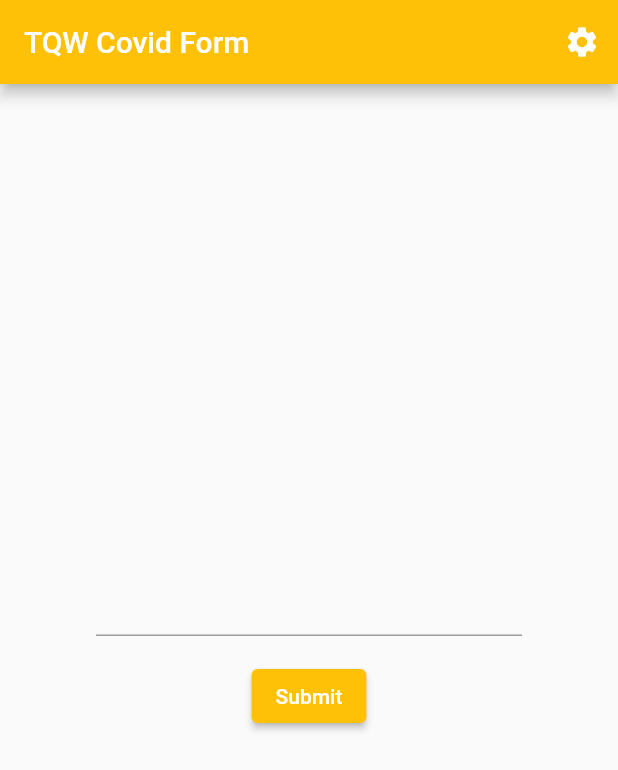
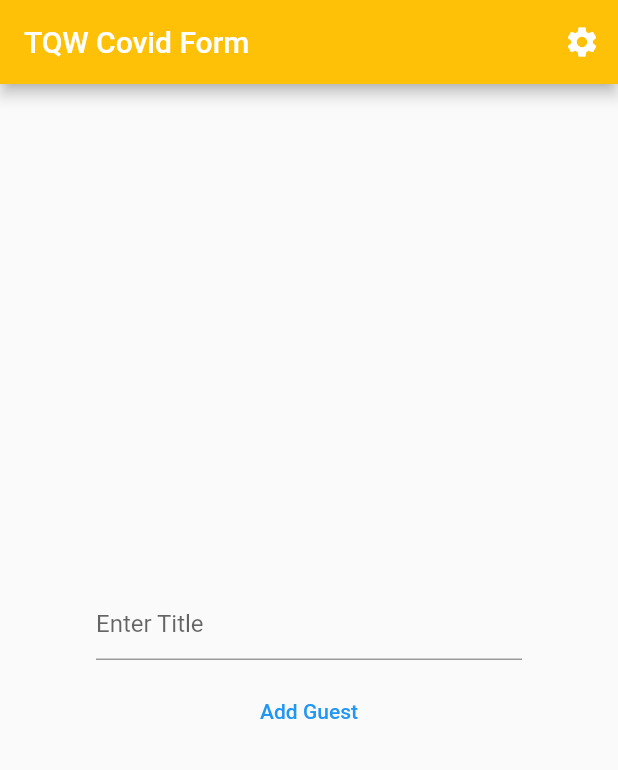
Before and after one commit to timokz/covidforms, a Flutter app: the screen it shows after launch, on a phone screen of 412 x 824 dp. Shown: the top 770 px of the screen. Run offline on Flutter 3.47's test engine with Material 2 defaults, Android fonts, the phone set to English and light mode, and no system bars; our stand-ins replace cloud_firestore, firebase_core; missing offline and left inert: cloud_firestore_web, firebase_app_check, firebase_app_check_web, firebase_core_web; accounts and stored records are empty.

Commit message:
yeeeeeeeeeeeeeeeeea, replaced realtime db with firestore, can now write guests into db

```diff
--- a/lib/forms.dart
+++ b/lib/forms.dart
@@ -1,88 +1,69 @@
 import 'dart:async';
+import 'dart:convert';
 
-import 'package:firebase_database/firebase_database.dart';
+import 'package:cloud_firestore/cloud_firestore.dart';
 import 'package:flutter/material.dart';
+import 'package:http/http.dart' as http;
 
-// Define a custom Form widget.
-class GuestForms extends StatefulWidget {
-  const GuestForms({Key? key}) : super(key: key);
+import 'guest.dart';
+
+class FaB extends StatefulWidget {
+  const FaB({Key? key}) : super(key: key);
 
   @override
-  GuestFormsState createState() {
-    return GuestFormsState();
+  _FaBState createState() {
+    return _FaBState();
   }
 }
 
-// Define a corresponding State class.
-// This class holds data related to the form.
-class GuestFormsState extends State<GuestForms> {
-  // Create a global key that uniquely identifies the Form widget
-  // and allows validation of the form.
-  //
-  // Note: This is a `GlobalKey<FormState>`,
-  // not a GlobalKey<MyCustomFormState>.
-  final _formKey = GlobalKey<FormState>();
+class _FaBState extends State<FaB> {
+  final _form = GlobalKey<FormState>();
+  String title = "";
+  FirebaseFirestore firestore = FirebaseFirestore.instance;
+
+  void writeData() async {
+    _form.currentState!.save();
+
+    var url =
+        "https://tqwcovidreg-default-rtdb.europe-west1.firebasedatabase.app/" +
+            "data.json";
+
+    try {
+      final response = await http.post(
+        Uri.parse(url),
+        body: json.encode({"title": title}),
+      );
+      print(response);
+    } catch (error) {
+      rethrow;
+    }
+  }
 
   @override
   Widget build(BuildContext context) {
-    // Build a Form widget using the _formKey created above.
-    return Form(
-      key: _formKey,
-      child: Column(
-        children: <Widget>[
-          TextFormField(validator: (value) {
-            if (value == null || value.isEmpty) {
-              return "Empty Form Field";
-            }
-            return null;
-          }),
-          Padding(
-            padding: const EdgeInsets.symmetric(vertical: 16.0),
-            child: ElevatedButton(
-              style: ButtonStyle(
-                  backgroundColor:
-                      MaterialStateProperty.all<Color>(Colors.amber)),
-              onPressed: () {
-// Validate returns true if the form is valid, or false otherwise.
-                if (_formKey.currentState!.validate()) {
-// If the form is valid, display a snackbar. In the real world,
-// you'd often call a server or save the information in a database.
-                  ScaffoldMessenger.of(context).showSnackBar(
-                    const SnackBar(content: Text('Processing Data')),
-                  );
-                }
-              },
-              child: const Text('Submit'),
-            ),
+    return Center(
+      child: Form(
+        key: _form,
+        child: Center(
+          child: Column(
+            children: [
+              const SizedBox(
+                height: 10,
+              ),
+              TextFormField(
+                decoration: const InputDecoration(hintText: "Enter Title"),
+                onSaved: (value) {
+                  title = value!;
+                },
+              ),
+              const SizedBox(
+                height: 10,
+              ),
+              Guest("testvor", "testname"),
+            ],
           ),
-
-// Add TextFormFields and ElevatedButton here.
-        ],
+        ),
       ),
     );
   }
 }
-class FaB extends StatefulWidget {
-  const FaB({Key? key}) : super(key: key);
-
-  @override
-  FaBState createState() {
-    return FaBState();
-  }
-}
-
-class FaBState extends State<FaB> {
-  int _counter = 0;
-  late DatabaseReference _counterRef;
-  late DatabaseReference _messagesRef;
-  late StreamSubscription<Event> _counterSubscription;
-  late StreamSubscription<Event> _messagesSubscription;
-
-  @override
-  Widget build(BuildContext context) {
-    // TODO: implement build
-    throw UnimplementedError();
-  }
-
-
-}
--- a/lib/generated_plugin_registrant.dart
+++ b/lib/generated_plugin_registrant.dart
@@ -5,16 +5,16 @@
 // ignore_for_file: directives_ordering
 // ignore_for_file: lines_longer_than_80_chars
 
+import 'package:cloud_firestore_web/cloud_firestore_web.dart';
 import 'package:firebase_app_check_web/firebase_app_check_web.dart';
 import 'package:firebase_core_web/firebase_core_web.dart';
-import 'package:firebase_database_web/firebase_database_web.dart';
 
 import 'package:flutter_web_plugins/flutter_web_plugins.dart';
 
 // ignore: public_member_api_docs
 void registerPlugins(Registrar registrar) {
+  FirebaseFirestoreWeb.registerWith(registrar);
   FirebaseAppCheckWeb.registerWith(registrar);
   FirebaseCoreWeb.registerWith(registrar);
-  FirebaseDatabaseWeb.registerWith(registrar);
   registrar.registerMessageHandler();
 }
--- /dev/null
+++ b/lib/guest.dart
@@ -0,0 +1,36 @@
+import 'package:flutter/material.dart';
+
+import 'package:firebase_core/firebase_core.dart';
+import 'package:cloud_firestore/cloud_firestore.dart';
+
+class Guest extends StatelessWidget {
+  final String v_name;
+  final String n_name;
+
+  Guest(this.v_name, this.n_name);
+
+
+  @override
+  Widget build(BuildContext context) {
+    CollectionReference guests = FirebaseFirestore.instance.collection('guests');
+
+    Future<void> addGuest() {
+      return guests
+          .add({
+        'location' : "Testort",
+        'n_name': n_name,
+        'tel' : "test telnr",
+        'v_name' : v_name
+      })
+          .then((value) => print("Guest Added"))
+          .catchError((error) => print("Failed to add Guest: $error"));
+    }
+
+    return TextButton(
+      onPressed: addGuest,
+      child: Text(
+        "Add Guest",
+      ),
+    );
+  }
+}
--- a/lib/home.dart
+++ b/lib/home.dart
@@ -42,7 +42,7 @@ class _HomeScreenState extends State<HomeScreen> {
           child: Column(
             mainAxisAlignment: MainAxisAlignment.center,
             children: const <Widget>[
-              Center(child: GuestForms()),
+              Center(child: FaB()),
             ],
           ),
         ) // This trailing comma makes auto-formatting nicer for build methods.
--- a/pubspec.yaml
+++ b/pubspec.yaml
@@ -31,7 +31,8 @@ dependencies:
     sdk: flutter
   firebase_core: "1.6.0"
   firebase_app_check: "^0.0.2+1"
-  firebase_database: "^8.0.0"
+  cloud_firestore: "^2.5.3"
+  http: "^0.13.3"
 
 
   flutter_localizations:
```
Also changed, not shown: pubspec.lock, 2 other files.
